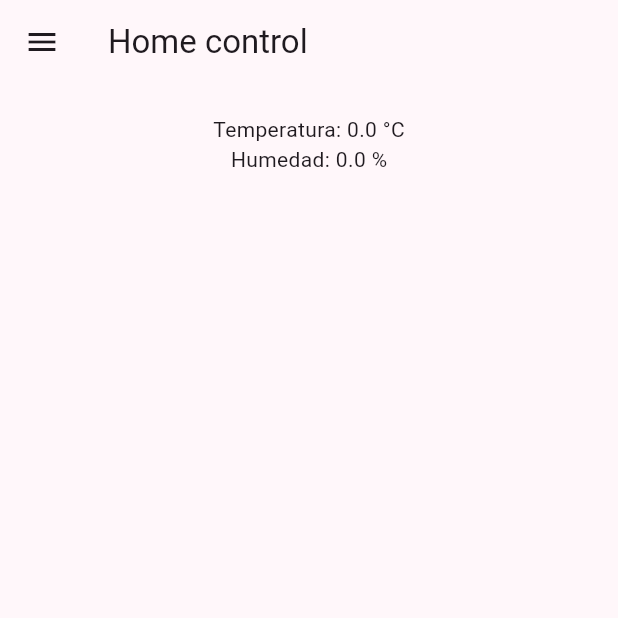
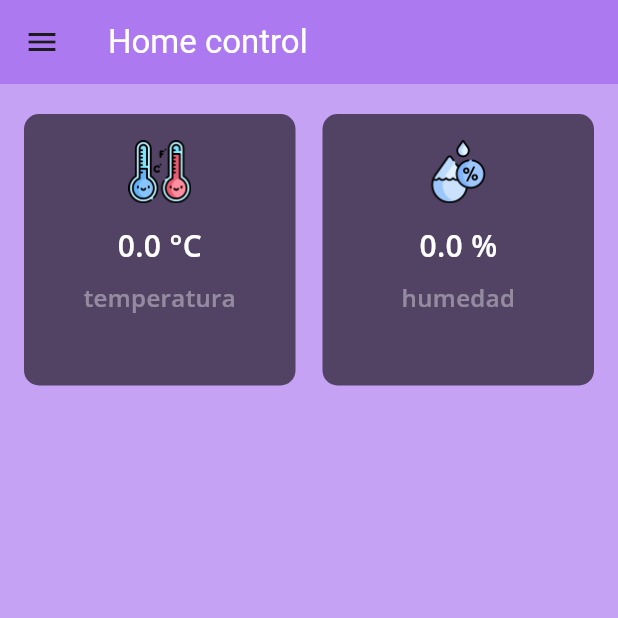
Before and after one commit to Fenshu28/Casa-inteligente-arduino-flutter, a Flutter app: the screen it shows after launch, on a phone screen of 412 x 824 dp, the top half of it. Run offline on Flutter 3.47's test engine with Material 3 defaults, Android fonts, the phone set to English and light mode, and no system bars; our stand-ins replace flutter_bluetooth_serial, google_fonts, permission_handler.

Commit message:
Agrega el widget Dashboard a la pantalla principal para visualizar la temperatura y la humedad.

```diff
--- a/lib/controllers/bluetooth_controller.dart
+++ b/lib/controllers/bluetooth_controller.dart
@@ -10,8 +10,6 @@ class BluetoothController {
   BluetoothConnection? _connection;
   List<BluetoothDevice> _devices = [];
   BluetoothDevice? _deviceConnected;
-
-
 
   get bluetooth => _bluetooth;
 
@@ -43,7 +41,7 @@ class BluetoothController {
 
         switch (int.parse(values[0])) {
           case 0:
-            DatosCasa.temperature = double.parse(values[1]);
+            DatosCasa.temperatura = double.parse(values[1]);
             DatosCasa.humedad = double.parse(values[2]);
             break;
         }
--- a/lib/model/datos.dart
+++ b/lib/model/datos.dart
@@ -1,9 +1,8 @@
 class DatosCasa {
-  static double temperature = 0;
+  static double temperatura = 0;
   static double humedad = 0;
-  static double pressure = 0;
-  static double altitude = 0;
   static bool isAutentecado = false;
   static bool isAlarma = false;
   static bool isPuerta = false;
+  static String codigo = "1234";
 }
--- a/lib/pages/ConfigPage.dart
+++ b/lib/pages/ConfigPage.dart
@@ -124,7 +124,7 @@ class _ConfigPageState extends State<ConfigPage> {
                             blueController.devices = [];
                             blueController.isConnecting = false;
 
-                            blueController.receiveData();
+                            // blueController.receiveData();
 
                             setState(() {});
                           },
--- /dev/null
+++ b/lib/pages/Dashboard.dart
@@ -0,0 +1,92 @@
+import 'package:flutter/material.dart';
+import 'package:google_fonts/google_fonts.dart';
+import 'package:myapp/model/datos.dart';
+
+class GridDashboard extends StatelessWidget {
+  Items temperaturaCard = Items(
+      title: "${DatosCasa.temperatura} °C",
+      subtitle: "temperatura",
+      event: "",
+      img: "assets/termometro.png");
+
+  Items humedadCard = Items(
+    title: "${DatosCasa.humedad} %",
+    subtitle: "humedad",
+    event: "",
+    img: "assets/humedad.png",
+  );
+
+  @override
+  Widget build(BuildContext context) {
+    List<Items> myList = [temperaturaCard, humedadCard];
+    var color = Color.fromARGB(150, 0, 0, 0);
+    return Flexible(
+      child: GridView.count(
+          childAspectRatio: 1.0,
+          padding: const EdgeInsets.only(left: 16, right: 16),
+          crossAxisCount: 2,
+          crossAxisSpacing: 18,
+          mainAxisSpacing: 18,
+          children: myList.map((data) {
+            return Container(
+              decoration: BoxDecoration(
+                  color: color, borderRadius: BorderRadius.circular(10)),
+              child: Column(
+                mainAxisAlignment: MainAxisAlignment.center,
+                children: <Widget>[
+                  Image.asset(
+                    data.img,
+                    width: 42,
+                  ),
+                  const SizedBox(
+                    height: 14,
+                  ),
+                  Text(
+                    data.title,
+                    style: GoogleFonts.openSans(
+                        textStyle: const TextStyle(
+                            color: Colors.white,
+                            fontSize: 20,
+                            fontWeight: FontWeight.w600)),
+                  ),
+                  const SizedBox(
+                    height: 8,
+                  ),
+                  Text(
+                    data.subtitle,
+                    style: GoogleFonts.openSans(
+                        textStyle: const TextStyle(
+                            color: Colors.white38,
+                            fontSize: 16,
+                            fontWeight: FontWeight.w600)),
+                  ),
+                  const SizedBox(
+                    height: 14,
+                  ),
+                  Text(
+                    data.event,
+                    style: GoogleFonts.openSans(
+                        textStyle: const TextStyle(
+                            color: Colors.white70,
+                            fontSize: 11,
+                            fontWeight: FontWeight.w600)),
+                  ),
+                ],
+              ),
+            );
+          }).toList()),
+    );
+  }
+}
+
+class Items {
+  String title;
+  String subtitle;
+  String event;
+  String img;
+  Items(
+      {required this.title,
+      required this.subtitle,
+      required this.event,
+      required this.img});
+}
--- a/lib/pages/MainPage.dart
+++ b/lib/pages/MainPage.dart
@@ -3,6 +3,7 @@ import 'package:myapp/controllers/bluetooth_controller.dart';
 import 'package:myapp/model/datos.dart';
 import 'package:myapp/pages/AcercaDe.dart';
 import 'package:myapp/pages/ConfigPage.dart';
+import 'package:myapp/pages/Dashboard.dart';
 import 'package:myapp/pages/Seguridad.dart';
 
 class MainPage extends StatefulWidget {
@@ -21,33 +22,75 @@ class _MainPageState extends State<MainPage> {
     super.initState();
   }
 
+  void receiveData() {
+    blueController.connection?.input?.listen((event) {
+      String data = String.fromCharCodes(event);
+      if (data.isNotEmpty) {
+        List<String> values = data.split(",");
+
+        switch (int.parse(values[0])) {
+          case 0:
+            setState(() {
+              DatosCasa.temperatura = double.parse(values[1]);
+              DatosCasa.humedad = double.parse(values[2]);
+              print(double.parse(values[1]));
+            });
+
+            break;
+        }
+
+        // DatosCasa.isAutentecado = bool.parse(values[2]);
+        // DatosCasa.isAlarma = bool.parse(values[3]);
+        // DatosCasa.isPuerta = bool.parse(values[4]);
+      }
+    });
+  }
+
   @override
   Widget build(BuildContext context) {
     return Scaffold(
+      backgroundColor: Color.fromARGB(255, 198, 162, 245),
       drawer: Drawer(
         child: burggerMenu(context),
       ),
       appBar: AppBar(
-        title: const Text('Home control'),
+        backgroundColor: Color.fromARGB(255, 172, 121, 240),
+        title: const Text(
+          'Home control',
+          style: TextStyle(color: Color.fromARGB(255, 255, 255, 255)),
+        ),
       ),
       body: Center(
           child: Column(
-        children: [
-          const SizedBox(height: 20),
-
-          Text("Temperatura: ${DatosCasa.temperature} °C"),
-          Text("Humedad: ${DatosCasa.humedad} %"),
-        ],
+        children: [const SizedBox(height: 20), GridDashboard()],
       )),
     );
   }
 
   Padding burggerMenu(BuildContext context) {
     return Padding(
-      padding: const EdgeInsets.only(top: 10, bottom: 10),
-      child: Column(
+      padding: const EdgeInsets.only(bottom: 10),
+      child: ListView(
         children: [
-          const ListTile(leading: Icon(Icons.home), title: Text("Principal")),
+          const DrawerHeader(
+            decoration: BoxDecoration(
+              color: Colors.blue,
+            ),
+            child: Text('Menú',
+                style: TextStyle(
+                  color: Colors.white,
+                  fontSize: 24,
+                )),
+          ),
+          ListTile(
+            leading: const Icon(Icons.home),
+            title: const Text("Principal"),
+            onTap: () {
+              receiveData();
+              // Navigator.push(context,
+              //     MaterialPageRoute(builder: (context) => GridDashboard()));
+            },
+          ),
           ExpansionTile(
               leading: const Icon(Icons.security),
               title: const Text("Seguridad"),
@@ -59,7 +102,10 @@ class _MainPageState extends State<MainPage> {
                     Navigator.push(
                         context,
                         MaterialPageRoute(
-                            builder: (context) => const Seguridad(tipo: "actual")));
+                            builder: (context) => const Seguridad(
+                                  tipo: "actual",
+                                  paso: 1,
+                                )));
                   },
                 ),
                 ListTile(
@@ -69,7 +115,10 @@ class _MainPageState extends State<MainPage> {
                     Navigator.push(
                         context,
                         MaterialPageRoute(
-                            builder: (context) => const Seguridad(tipo: "actual",)));
+                            builder: (context) => const Seguridad(
+                                  tipo: "actual",
+                                  paso: 1,
+                                )));
                   },
                 )
               ]),
--- a/pubspec.yaml
+++ b/pubspec.yaml
@@ -37,6 +37,7 @@ dependencies:
   cupertino_icons: ^1.0.2
   flutter_bluetooth_serial: ^0.4.0
   permission_handler: ^11.0.1
+  google_fonts: ^6.1.0
 
 dev_dependencies:
   flutter_test:
@@ -64,6 +65,9 @@ flutter:
   # assets:
   #   - images/a_dot_burr.jpeg
   #   - images/a_dot_ham.jpeg
+  assets:
+    - assets/humedad.png
+    - assets/termometro.png
 
   # An image asset can refer to one or more resolution-specific "variants", see
   # https://flutter.dev/assets-and-images/#resolution-aware
```
Also changed, not shown: lib/pages/Seguridad.dart (+34 -13 lines), assets/humedad.png (added), assets/termometro.png (added), pubspec.lock, 1 other file.
